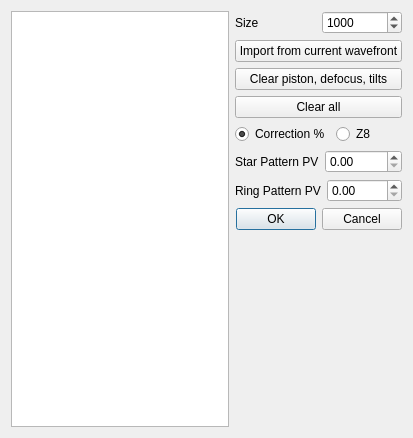
githubdoe/DFTFringe, file simigramdlg.ui: the form before one commit.
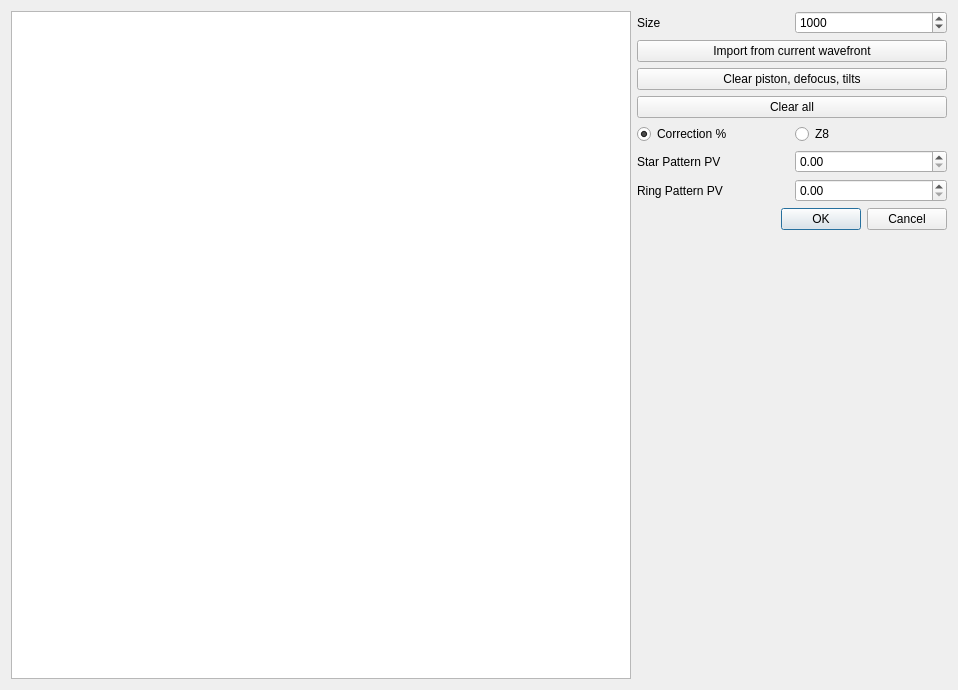
The form after the commit.

What changed in the file:
```diff
--- a/simigramdlg.ui
+++ b/simigramdlg.ui
@@ -6,8 +6,8 @@
    <rect>
     <x>0</x>
     <y>0</y>
-    <width>413</width>
-    <height>438</height>
+    <width>958</width>
+    <height>690</height>
    </rect>
   </property>
   <property name="windowTitle">
@@ -16,9 +16,16 @@
   <property name="whatsThis">
    <string>&lt;html&gt;&lt;head/&gt;&lt;body&gt;&lt;p&gt;This will create a interferogram or wavefront using these values and values from the mirror configuration.&lt;/p&gt;&lt;/body&gt;&lt;/html&gt;</string>
   </property>
-  <layout class="QHBoxLayout" name="horizontalLayout_5">
+  <layout class="QHBoxLayout" name="horizontalLayout_5" stretch="2,1">
    <item>
-    <widget class="QTableView" name="tableView"/>
+    <widget class="QTableView" name="tableView">
+     <property name="minimumSize">
+      <size>
+       <width>100</width>
+       <height>400</height>
+      </size>
+     </property>
+    </widget>
    </item>
    <item>
     <layout class="QVBoxLayout" name="verticalLayout">
```
